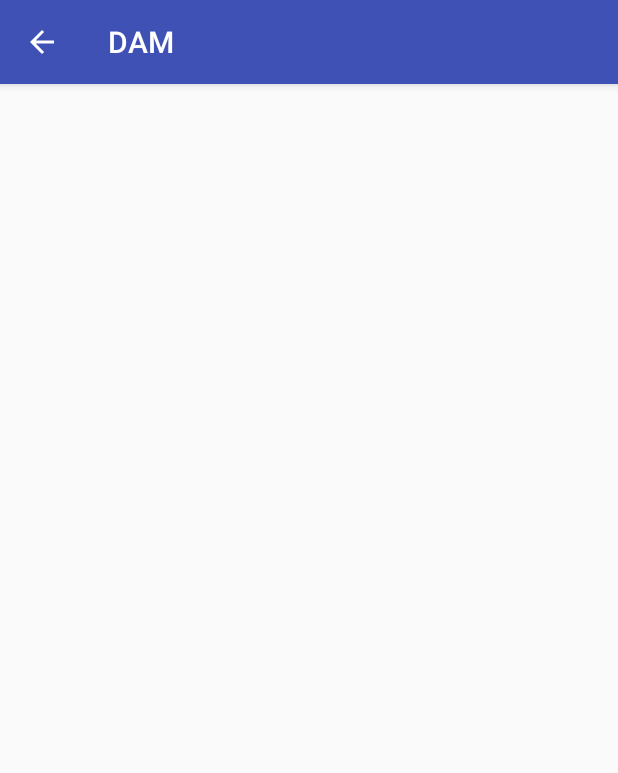
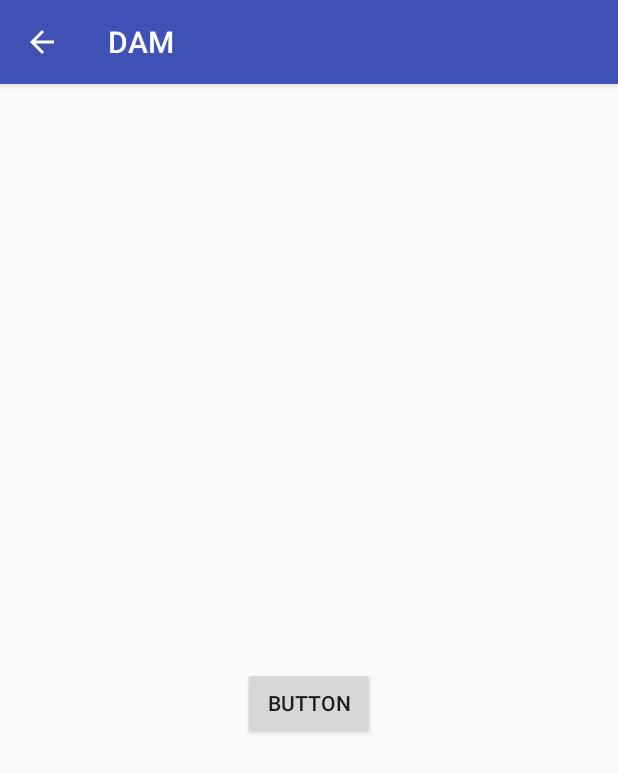
Before and after one commit to bmfcc/DAAM, an Android app: the HomeActivity screen opened directly, with no data from a screen before it, on a phone screen of 412 x 824 dp. Shown: the top 773 px of the screen. Run offline under Robolectric (Android 15) with nearby library versions, the phone set to English and light mode, and no system bars.

Commit message:
Example of location activity

```diff
--- a/app/src/main/AndroidManifest.xml
+++ b/app/src/main/AndroidManifest.xml
@@ -17,6 +17,7 @@
             </intent-filter>
         </activity>
         <activity android:name=".HomeActivity" android:parentActivityName=".HomeActivity"></activity>
+        <activity android:name=".HomeActivity2" android:parentActivityName=".HomeActivity2"></activity>
     </application>
 
 </manifest>
--- a/app/src/main/res/layout/activity_home.xml
+++ b/app/src/main/res/layout/activity_home.xml
@@ -18,4 +18,19 @@
         app:layout_constraintEnd_toEndOf="parent"
         app:layout_constraintStart_toStartOf="parent"
         app:layout_constraintTop_toTopOf="parent" />
+
+    <Button
+        android:id="@+id/button"
+        android:layout_width="wrap_content"
+        android:layout_height="wrap_content"
+        android:layout_marginBottom="8dp"
+        android:layout_marginEnd="8dp"
+        android:layout_marginStart="8dp"
+        android:layout_marginTop="8dp"
+        android:onClick="selectedZooLocation"
+        android:text="Button"
+        app:layout_constraintBottom_toBottomOf="parent"
+        app:layout_constraintEnd_toEndOf="parent"
+        app:layout_constraintStart_toStartOf="parent"
+        app:layout_constraintTop_toBottomOf="@+id/textView" />
 </android.support.constraint.ConstraintLayout>
```
Also changed, not shown: app/src/main/java/com/iscte/dam/HomeActivity.java (+11 -0 lines), app/src/main/java/com/iscte/dam/HomeActivity2.java (added, +30 -0 lines), app/src/main/res/layout/activity_home2.xml (added, +54 -0 lines).
